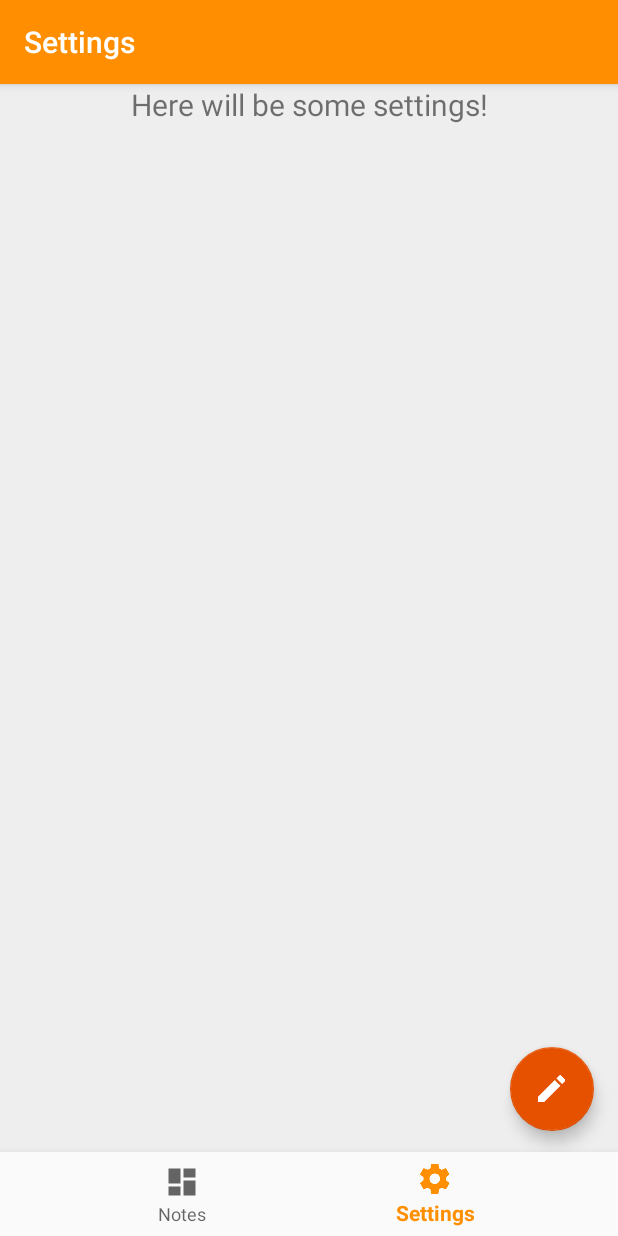
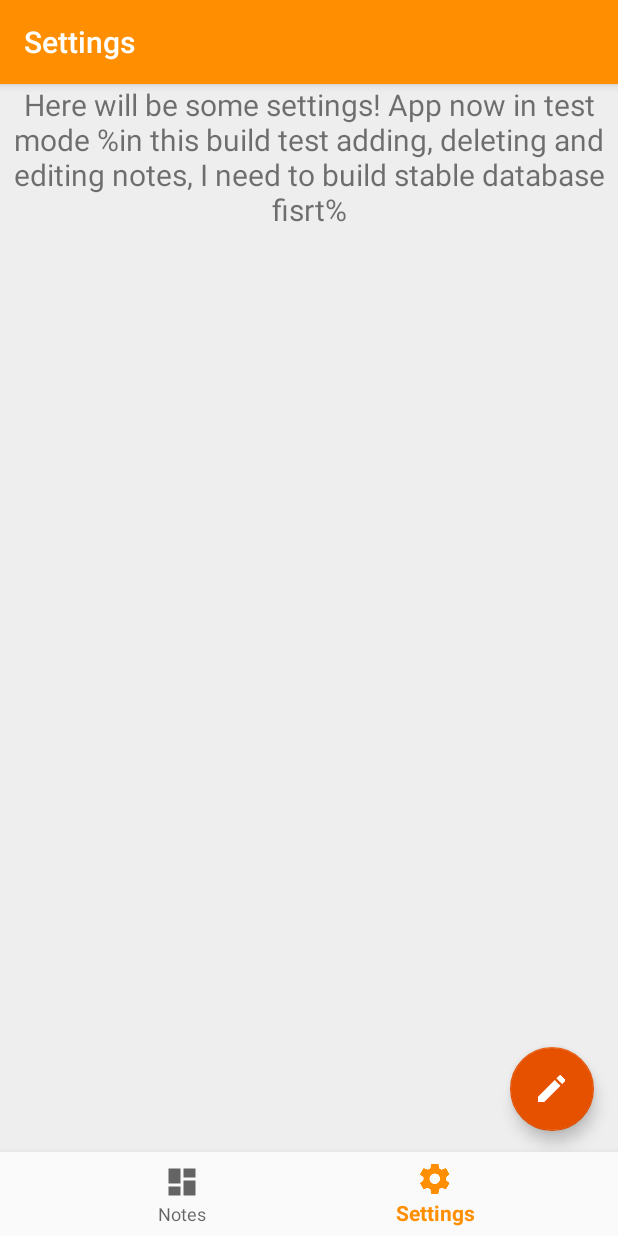
Before and after one commit to RuslanBarcho/FireNotes, an Android app: the screen it shows after launch (MainActivity), item 2 of the bottom bar chosen, on a phone screen of 412 x 824 dp. Run offline under Robolectric (Android 15) with nearby library versions, the phone set to English and light mode, and no system bars; our stand-ins replace Room's generated code.

Commit message:
bug fixes

```diff
--- a/app/src/main/java/radonsoft/firenotes/Fragments/NoteFragment.java
+++ b/app/src/main/java/radonsoft/firenotes/Fragments/NoteFragment.java
@@ -92,6 +92,9 @@ public class NoteFragment extends Fragment {
                 } else {
                     if(toDelete.size()!= 0){
                         toDelete.remove(toDelete.indexOf(position));
+                        if (toDelete.size() == 0){
+                            mActionMode.finish();
+                        }
                     }
                 }
             }
@@ -117,6 +120,7 @@ public class NoteFragment extends Fragment {
         }
         initialNotes();
         toDelete.clear();
+
     }
 
     public void changeActivity(int pos){
--- a/app/src/main/res/layout/fragment_settings.xml
+++ b/app/src/main/res/layout/fragment_settings.xml
@@ -12,6 +12,6 @@
         android:layout_width="match_parent"
         android:layout_height="wrap_content"
         android:gravity="center"
-        android:text="Here will be some settings!"
+        android:text="Here will be some settings! App now in test mode %in this build test adding, deleting and editing notes, I need to build stable database fisrt%"
         android:textSize="20sp" />
 </LinearLayout>
```
